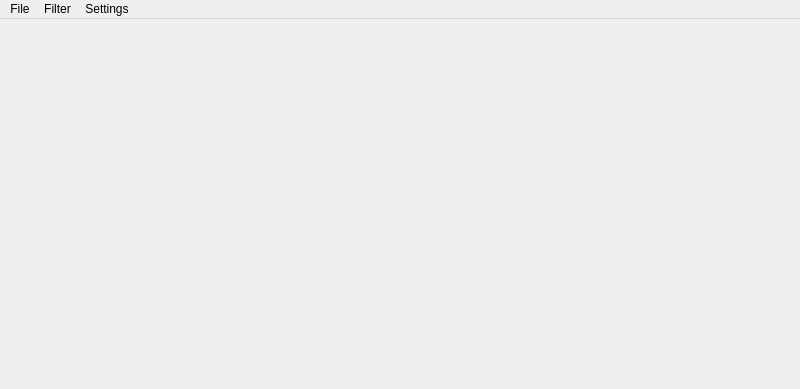
Above: src/ui/client.ui from kaniol-lck/Paperless-Client before the change; both pictures show x 0 to 800 and y 0 to 389 of the 800 by 600 pixel window. Below: the same form after it.
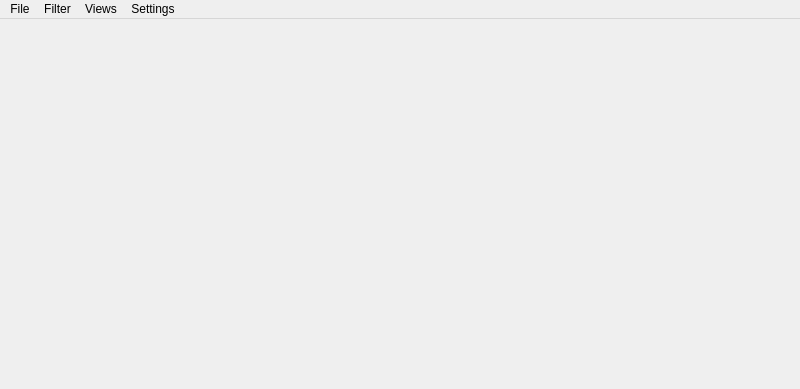
That is the form after the change. Custom widgets are drawn as their Qt base class.

Diff of the .ui file:
```diff
--- a/src/ui/client.ui
+++ b/src/ui/client.ui
@@ -17,10 +17,10 @@
    <widget class="WindowSelectorWidget" name="pageSelector" native="true">
     <property name="geometry">
      <rect>
-      <x>70</x>
-      <y>170</y>
-      <width>120</width>
-      <height>80</height>
+      <x>500</x>
+      <y>130</y>
+      <width>24</width>
+      <height>26</height>
      </rect>
     </property>
    </widget>
@@ -54,8 +54,15 @@
      <string>File</string>
     </property>
    </widget>
+   <widget class="QMenu" name="menuViews">
+    <property name="title">
+     <string>Views</string>
+    </property>
+    <addaction name="actionShow_Side_Bar"/>
+   </widget>
    <addaction name="menuFile"/>
    <addaction name="menuFilter"/>
+   <addaction name="menuViews"/>
    <addaction name="menuUser"/>
   </widget>
   <action name="actionLogin">
```
Left out of the diff: 34 changed lines with no effect on the pictures.
